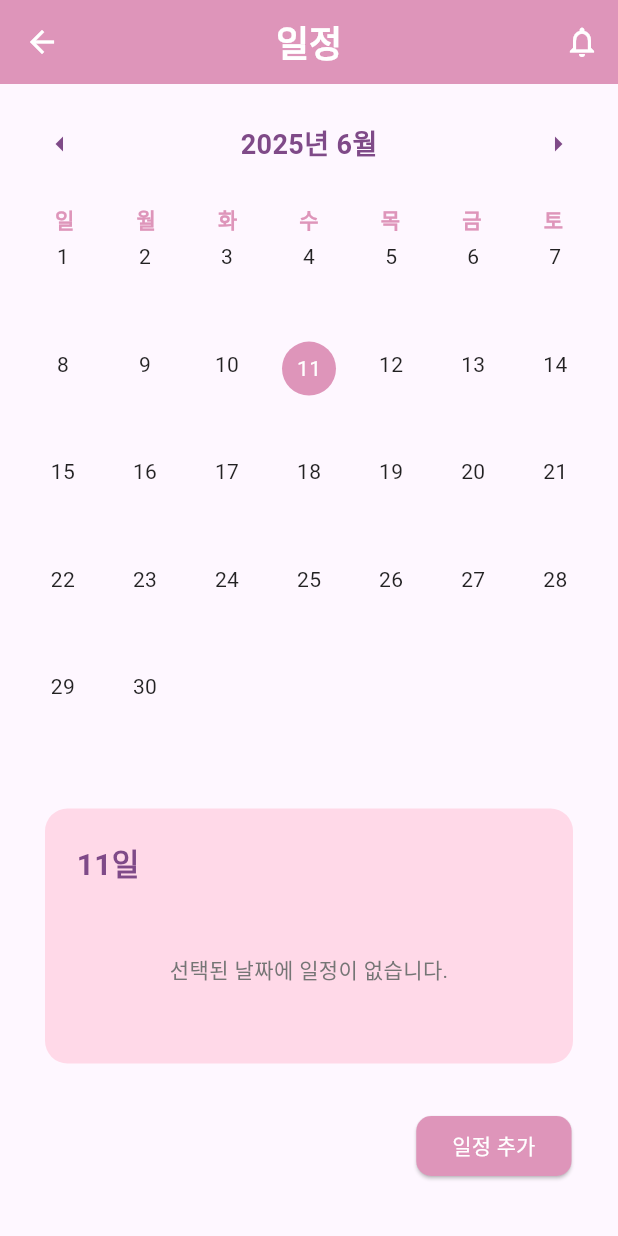
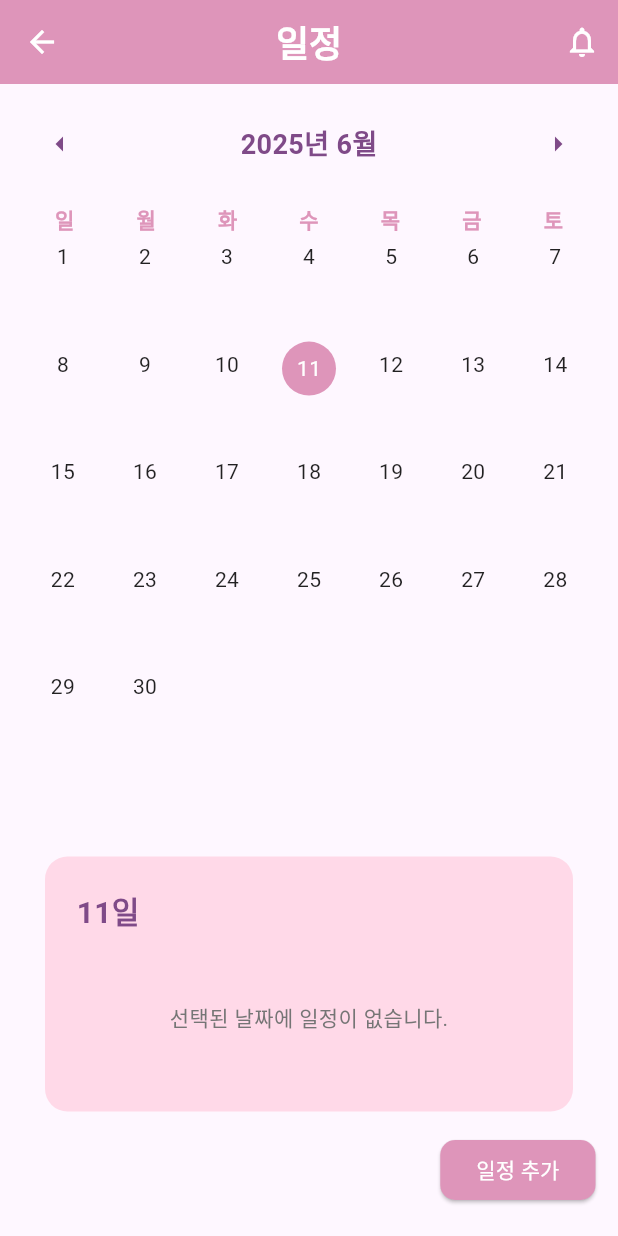
Before and after one commit to shiroHSG/Pium, a Flutter app: the MyHomePage screen opened by its route, in the side drawer, after a tap on "캘린더", on a phone screen of 412 x 824 dp. Run offline on Flutter 3.47's test engine with Material 3 defaults, Android fonts, the phone set to English and light mode, and no system bars; our stand-ins replace shared_preferences; accounts and stored records are empty; network calls fail; Roboto replaces fonts that are missing (Jua).

Commit message:
update calendar_page

```diff
--- /dev/null
+++ b/backend_spring/src/main/frontend_flutter/lib/models/calendar/calendar_api.dart
@@ -0,0 +1,45 @@
+import 'dart:convert';
+import 'package:http/http.dart' as http;
+import 'package:shared_preferences/shared_preferences.dart';
+import 'package:frontend_flutter/models/calendar/schedule.dart';
+
+class CalendarApi {
+  // 일정 등록
+  static Future<void> postSchedule(Schedule schedule) async {
+    final prefs = await SharedPreferences.getInstance();
+    final token = prefs.getString('accessToken');
+
+    final response = await http.post(
+      Uri.parse('http://10.0.2.2:8080/api/calendar'),
+      headers: {
+        'Content-Type': 'application/json',
+        'Authorization': 'Bearer $token',
+      },
+      body: jsonEncode(schedule.toJson()),
+    );
+
+    if (response.statusCode != 200) {
+      throw Exception('일정 추가 실패: ${response.body}');
+    }
+  }
+
+  // 일정 전체 조회
+  static Future<List<Schedule>> fetchSchedules() async {
+    final prefs = await SharedPreferences.getInstance();
+    final token = prefs.getString('accessToken');
+
+    final response = await http.get(
+      Uri.parse('http://10.0.2.2:8080/api/calendar'),
+      headers: {
+        'Authorization': 'Bearer $token',
+      },
+    );
+
+    if (response.statusCode == 200) {
+      final List<dynamic> data = jsonDecode(utf8.decode(response.bodyBytes));
+      return data.map((json) => Schedule.fromJson(json)).toList();
+    } else {
+      throw Exception('일정 목록 불러오기 실패: ${response.body}');
+    }
+  }
+}
--- /dev/null
+++ b/backend_spring/src/main/frontend_flutter/lib/models/calendar/schedule.dart
@@ -0,0 +1,49 @@
+import 'package:flutter/material.dart';
+
+class Schedule {
+  final int? id;
+  final String title;
+  final String content;
+  final DateTime startTime;
+  final DateTime endTime;
+  final String colorTag;
+
+  Schedule({
+    this.id,
+    required this.title,
+    required this.content,
+    required this.startTime,
+    required this.endTime,
+    required this.colorTag,
+  });
+
+  // JSON -> Schedule
+  factory Schedule.fromJson(Map<String, dynamic> json) {
+    return Schedule(
+      id: json['id'],
+      title: json['title'],
+      content: json['content'],
+      startTime: DateTime.parse(json['start_time']),
+      endTime: DateTime.parse(json['end_time']),
+      colorTag: json['color_tag'],
+    );
+  }
+
+  // Schedule -> JSON (POST용)
+  Map<String, dynamic> toJson() {
+    return {
+      "title": title,
+      "content": content,
+      "start_time": startTime.toIso8601String(),
+      "end_time": endTime.toIso8601String(),
+      "color_tag": colorTag,
+    };
+  }
+
+  // Getter
+  DateTime get date => DateTime(startTime.year, startTime.month, startTime.day);
+
+  String get time => '${startTime.hour.toString().padLeft(2, '0')}:${startTime.minute.toString().padLeft(2, '0')}';
+
+  Color get color => Color(int.parse(colorTag.replaceFirst('#', '0xFF')));
+}
--- a/backend_spring/src/main/frontend_flutter/lib/models/schedule.dart
+++ /dev/null
@@ -1,17 +0,0 @@
-import 'package:flutter/material.dart';
-
-class Schedule {
-  final String title;
-  final DateTime date;
-  final String time;
-  final String? memo;
-  final Color color;
-
-  Schedule({
-    required this.title,
-    required this.date,
-    required this.time,
-    this.memo,
-    required this.color,
-  });
-}
--- a/backend_spring/src/main/frontend_flutter/lib/pages/calendar_page/calendar_page.dart
+++ b/backend_spring/src/main/frontend_flutter/lib/pages/calendar_page/calendar_page.dart
@@ -1,10 +1,8 @@
-// lib/pages/calendar_page/calendar_page.dart
 import 'package:flutter/material.dart';
 import 'package:frontend_flutter/theme/app_theme.dart';
-import 'package:frontend_flutter/pages/calendar_page/add_schedule.dart';
-import 'package:frontend_flutter/models/schedule.dart';
+import 'package:frontend_flutter/models/calendar/schedule.dart';
+import 'package:frontend_flutter/models/calendar/calendar_api.dart';
 import 'package:frontend_flutter/screens/calendar/calendar_page_ui.dart';
-import 'package:intl/intl.dart';
 
 class CalendarPage extends StatefulWidget {
   const CalendarPage({Key? key}) : super(key: key);
@@ -27,18 +25,25 @@ class _CalendarPageState extends State<CalendarPage> {
     _selectedDay = _focusedDay;
     _currentMonthIndex = 0;
     _pageController = PageController(initialPage: _currentMonthIndex);
-
-    _schedules[DateTime(2025, 5, 19)] = [
-      Schedule(title: '병원 예약진료', date: DateTime(2025, 5, 19), time: '14:00', color: Colors.blue),
-      Schedule(title: '회의', date: DateTime(2025, 5, 19), time: '15:00', color: Colors.green),
-      Schedule(title: '가족 외식', date: DateTime(2025, 5, 19), time: '20:00', color: Colors.red),
-    ];
+    _loadSchedules(); // ✅ 일정 불러오기
   }
 
-  @override
-  void dispose() {
-    _pageController.dispose();
-    super.dispose();
+  Future<void> _loadSchedules() async {
+    try {
+      final fetched = await CalendarApi.fetchSchedules();
+      final Map<DateTime, List<Schedule>> grouped = {};
+
+      for (var s in fetched) {
+        final key = DateTime(s.date.year, s.date.month, s.date.day);
+        grouped.putIfAbsent(key, () => []).add(s);
+      }
+
+      setState(() {
+        _schedules = grouped;
+      });
+    } catch (e) {
+      print('일정 불러오기 실패: \$e');
+    }
   }
 
   void _onDaySelected(DateTime selectedDay, DateTime focusedDay) {
@@ -64,26 +69,37 @@ class _CalendarPageState extends State<CalendarPage> {
     });
   }
 
-  List<Schedule> _getSchedulesForDay(DateTime day) {
-    return _schedules[DateTime(day.year, day.month, day.day)] ?? [];
-  }
+  void _handleScheduleAdded(Schedule newSchedule) async {
+    try {
+      await CalendarApi.postSchedule(newSchedule);
+    } catch (e) {
+      ScaffoldMessenger.of(context).showSnackBar(
+        const SnackBar(content: Text('일정 저장 실패')),
+      );
+      return;
+    }
 
-  void _handleScheduleAdded(Map<DateTime, List<Schedule>> updatedSchedules) {
+    final dateKey = DateTime(newSchedule.date.year, newSchedule.date.month, newSchedule.date.day);
+    final updatedSchedules = Map<DateTime, List<Schedule>>.from(_schedules);
+    updatedSchedules.update(
+      dateKey,
+          (existing) {
+        existing.add(newSchedule);
+        existing.sort((a, b) => a.startTime.compareTo(b.startTime));
+        return existing;
+      },
+      ifAbsent: () => [newSchedule],
+    );
+
     setState(() {
       _schedules = updatedSchedules;
-      if (_selectedDay != null && updatedSchedules.containsKey(_selectedDay)) {
-        // Keep the selected day if it has schedules
-      } else if (updatedSchedules.isNotEmpty) {
-        _selectedDay = updatedSchedules.keys.lastWhere((key) => true, orElse: () => DateTime.now());
-        _focusedDay = _selectedDay!;
-      }
+      _selectedDay = dateKey;
+      _focusedDay = dateKey;
     });
   }
 
   bool isSameDay(DateTime? a, DateTime? b) {
-    if (a == null || b == null) {
-      return false;
-    }
+    if (a == null || b == null) return false;
     return a.year == b.year && a.month == b.month && a.day == b.day;
   }
 
@@ -121,7 +137,6 @@ class _CalendarPageState extends State<CalendarPage> {
           ),
           AddScheduleButton(
             selectedDay: _selectedDay,
-            schedules: _schedules,
             onScheduleAdded: _handleScheduleAdded,
           ),
         ],
--- a/backend_spring/src/main/frontend_flutter/lib/pages/home/home_page.dart
+++ b/backend_spring/src/main/frontend_flutter/lib/pages/home/home_page.dart
@@ -5,10 +5,9 @@ import 'package:frontend_flutter/pages/search/people_search_page.dart';
 import 'package:frontend_flutter/pages/my_page/my_page.dart';
 import 'package:frontend_flutter/widgets/custom_app_bar.dart';
 import 'package:frontend_flutter/widgets/custom_bottom_bar.dart';
-import 'package:frontend_flutter/theme/app_theme.dart';
 import 'package:frontend_flutter/widgets/custom_drawer.dart';
 import 'package:frontend_flutter/pages/sharing_page/sharing_page.dart';
-import 'package:frontend_flutter/models/schedule.dart';
+import 'package:frontend_flutter/models/calendar/schedule.dart';
 import 'package:frontend_flutter/pages/calendar_page/add_schedule.dart';
 import 'package:frontend_flutter/pages/calendar_page/calendar_page.dart';
 import 'package:frontend_flutter/pages/chatting/chatting_page.dart';
@@ -99,7 +98,7 @@ class _MyHomePageState extends State<MyHomePage> {
           if (dateComparison != 0) {
             return dateComparison;
           }
-          return a.time.compareTo(b.time);
+          return a.startTime.compareTo(b.startTime);
         });
       });
     }
--- a/backend_spring/src/main/frontend_flutter/lib/screens/calendar/calendar_page_ui.dart
+++ b/backend_spring/src/main/frontend_flutter/lib/screens/calendar/calendar_page_ui.dart
@@ -1,8 +1,7 @@
 import 'package:flutter/material.dart';
 import 'package:frontend_flutter/theme/app_theme.dart';
 import 'package:intl/intl.dart';
-import 'package:frontend_flutter/models/schedule.dart';
-
+import 'package:frontend_flutter/models/calendar/schedule.dart';
 import '../../pages/calendar_page/add_schedule.dart';
 
 class CalendarHeader extends StatelessWidget {
@@ -303,28 +302,23 @@ class SelectedDaySchedules extends StatelessWidget {
 
 class AddScheduleButton extends StatelessWidget {
   final DateTime? selectedDay;
-  final Map<DateTime, List<Schedule>> schedules;
-  final Function(Map<DateTime, List<Schedule>>) onScheduleAdded;
+  final Function(Schedule) onScheduleAdded;
 
   const AddScheduleButton({
     Key? key,
     required this.selectedDay,
-    required this.schedules,
     required this.onScheduleAdded,
   }) : super(key: key);
 
   @override
   Widget build(BuildContext context) {
     return Padding(
-      padding: const EdgeInsets.all(16.0),
-      child: Padding(
       padding: const EdgeInsets.only(right: 15.0, bottom: 20.0),
       child: Align(
         alignment: Alignment.bottomRight,
         child: ElevatedButton(
           onPressed: () async {
             final initialDateForPopup = selectedDay ?? DateTime.now();
-
             final newSchedule = await showDialog<Schedule>(
               context: context,
               builder: (BuildContext context) {
@@ -333,18 +327,7 @@ class AddScheduleButton extends StatelessWidget {
             );
 
             if (newSchedule != null) {
-                final dateKey = DateTime(newSchedule.date.year, newSchedule.date.month, newSchedule.date.day);
-                final updatedSchedules = Map<DateTime, List<Schedule>>.from(schedules);
-                updatedSchedules.update(
-                  dateKey,
-                      (existingSchedules) {
-                    existingSchedules.add(newSchedule);
-                    existingSchedules.sort((a, b) => DateFormat('HH:mm').parse(a.time).compareTo(DateFormat('HH:mm').parse(b.time)));
-                    return existingSchedules;
-                  },
-                  ifAbsent: () => [newSchedule],
-                );
-                onScheduleAdded(updatedSchedules);
+              onScheduleAdded(newSchedule);
             }
           },
           style: ElevatedButton.styleFrom(
@@ -357,7 +340,6 @@ class AddScheduleButton extends StatelessWidget {
           child: const Text('일정 추가'),
         ),
       ),
-      ),
     );
   }
 }
--- a/backend_spring/src/main/frontend_flutter/lib/screens/home/home_page_ui.dart
+++ b/backend_spring/src/main/frontend_flutter/lib/screens/home/home_page_ui.dart
@@ -1,7 +1,7 @@
 import 'package:flutter/material.dart';
 import 'package:frontend_flutter/models/baby_profile.dart';
 import 'package:frontend_flutter/theme/app_theme.dart';
-import 'package:frontend_flutter/models/schedule.dart';
+import 'package:frontend_flutter/models/calendar/schedule.dart';
 
 class BabyProfileHeader extends StatelessWidget {
   final BabyProfile babyProfile;
```
Also changed, not shown: backend_spring/src/main/frontend_flutter/lib/pages/calendar_page/add_schedule.dart (+16 -5 lines). Lines whose indentation alone changed are shown as unchanged.
